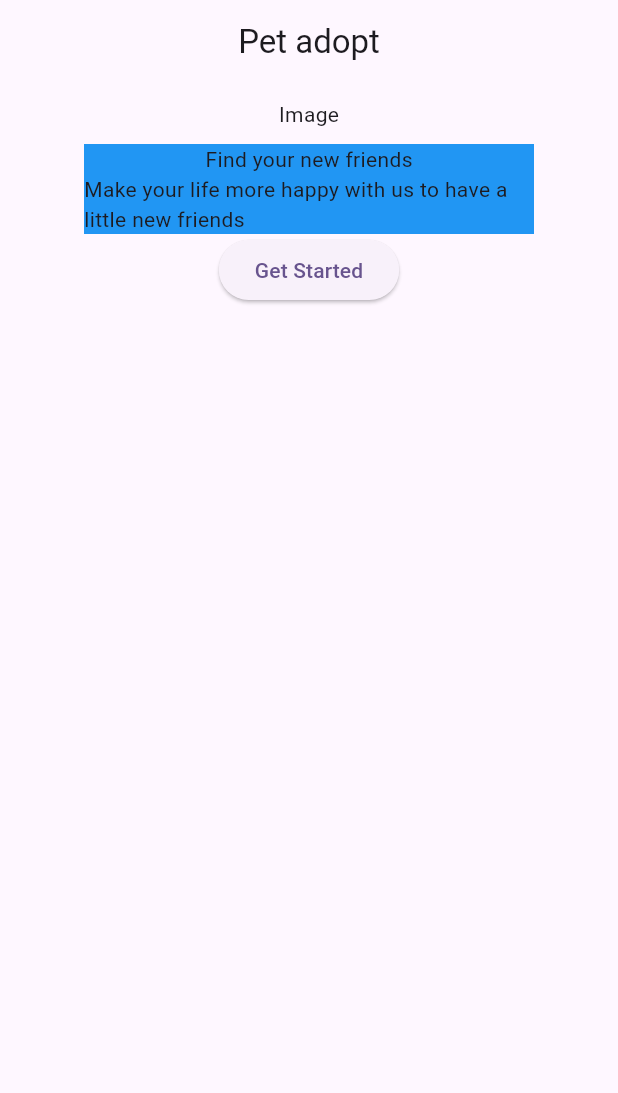
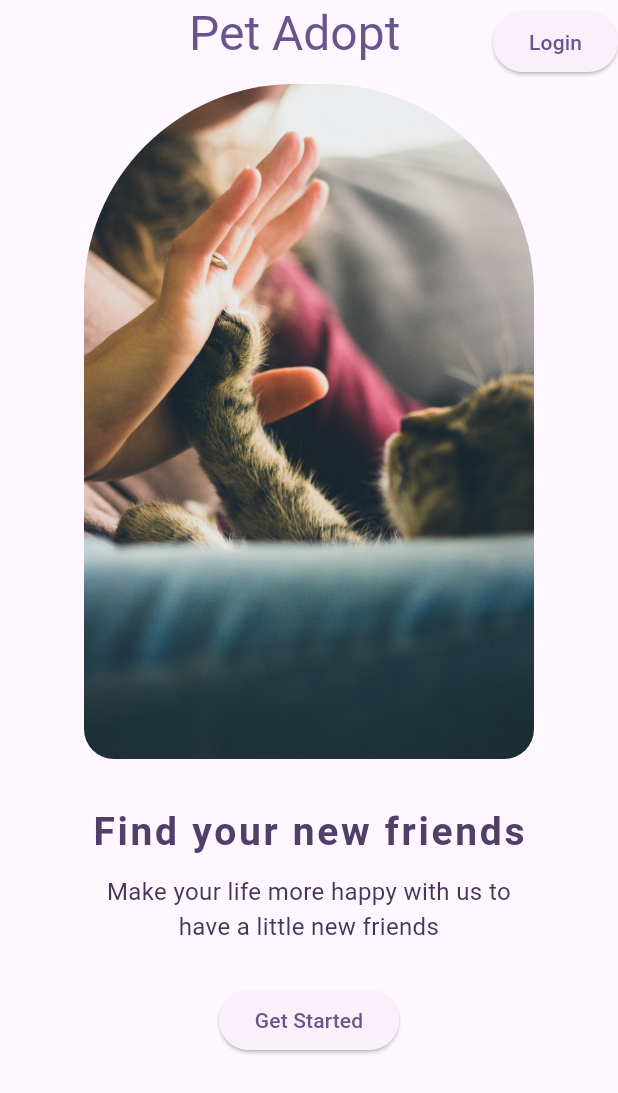
Before and after one commit to RaphaCardoso/pet-adopt_flutter, a Flutter app: the screen it shows after launch, on a phone screen of 412 x 824 dp. Shown: the top 1093 px of the screen. Run offline on Flutter 3.47's test engine with Material 3 defaults, Android fonts, the light colour scheme and no system bars; Roboto replaces fonts that are missing (Poppins).

Commit message:
update homepage

```diff
--- a/pet_adopt_project/lib/view/intro.dart
+++ b/pet_adopt_project/lib/view/intro.dart
@@ -14,9 +14,22 @@ class _introPageState extends State<IntroPage> {
   Widget build(BuildContext context) {
     return Scaffold(
       appBar: AppBar(
-        title: const Center(
-          child: Text('Pet adopt'),
+        title: Container(
+          margin: const EdgeInsets.only(
+            left: 110,
+          ),
+          padding: const EdgeInsets.only(bottom: 10),
+          child: const Text(
+            'Pet Adopt',
+            style: TextStyle(
+              fontSize: 32,
+              color: Color.fromARGB(255, 103, 86, 139),
+            ),
+          ),
         ),
+        actions: <Widget>[
+          ElevatedButton( onPressed: () {}, child: const Text('Login'))
+        ],
       ),
       body: SingleChildScrollView(
         child: Column(
@@ -25,28 +38,57 @@ class _introPageState extends State<IntroPage> {
               mainAxisAlignment: MainAxisAlignment.center,
               children: [
                 Padding(
-                  padding: const EdgeInsets.all(10),
+                  padding: const EdgeInsets.only(bottom: 30),
                   child: Container(
-                    child: const Column(
-                      children: [
-                        Text('Image'),
-                      ],
+                    decoration: const BoxDecoration(
+                      borderRadius: BorderRadius.only(
+                        topLeft: Radius.circular(140),
+                        topRight: Radius.circular(140),
+                        bottomLeft: Radius.circular(20),
+                        bottomRight: Radius.circular(20),
+                      ),
+                    ),
+                    clipBehavior: Clip
+                        .antiAlias, // Necessário para o Container recortar a imagem
+                    child: Image.asset(
+                      'assets/images/pet-1.jpg', // Substitua pelo caminho da sua imagem
+                      fit: BoxFit.cover,
+                      width: 300,
                     ),
                   ),
                 ),
               ],
             ),
-            Row(
+            const Row(
               mainAxisAlignment: MainAxisAlignment.center,
               children: [
-                Container(
+                SizedBox(
+                  height: 120,
                   width: 300,
-                  decoration: const BoxDecoration(color: Colors.blue),
-                  child: const Column(
+                  child: Column(
                     children: [
-                      Text('Find your new friends'),
                       Text(
-                          'Make your life more happy with us to have a little new friends')
+                        'Find your new friends',
+                        style: TextStyle(
+                          fontSize: 26,
+                          fontWeight: FontWeight.bold,
+                          letterSpacing: 1.80,
+                          fontFamily: 'Poppins',
+                          color: Color.fromARGB(255, 78, 65, 105),
+                        ),
+                      ),
+                      Padding(
+                        padding: EdgeInsets.only(
+                            left: 15, right: 15, top: 10, bottom: 20),
+                        child: Text(
+                          textAlign: TextAlign.center,
+                          'Make your life more happy with us to have a little new friends',
+                          style: TextStyle(
+                            fontSize: 16,
+                            color: Color.fromARGB(255, 66, 55, 89),
+                          ),
+                        ),
+                      )
                     ],
                   ),
                 ),
@@ -55,7 +97,7 @@ class _introPageState extends State<IntroPage> {
             ElevatedButton(
               onPressed: () {
                 Navigator.of(context).push(
-                  MaterialPageRoute(builder: (context) => Register()),
+                  MaterialPageRoute(builder: (context) => const Register()),
                 );
               },
               child: const Text('Get Started'),
--- a/pet_adopt_project/pubspec.yaml
+++ b/pet_adopt_project/pubspec.yaml
@@ -59,8 +59,8 @@ flutter:
   uses-material-design: true
 
   # To add assets to your application, add an assets section, like this:
-  # assets:
-  #  - images/a_dot_burr.jpeg
+  assets:
+    - assets/images/pet-1.jpg
   #  - images/a_dot_ham.jpeg
 
   # An image asset can refer to one or more resolution-specific "variants", see
```
Also changed, not shown: pet_adopt_project/assets/images/pet-1.jpg (added).
